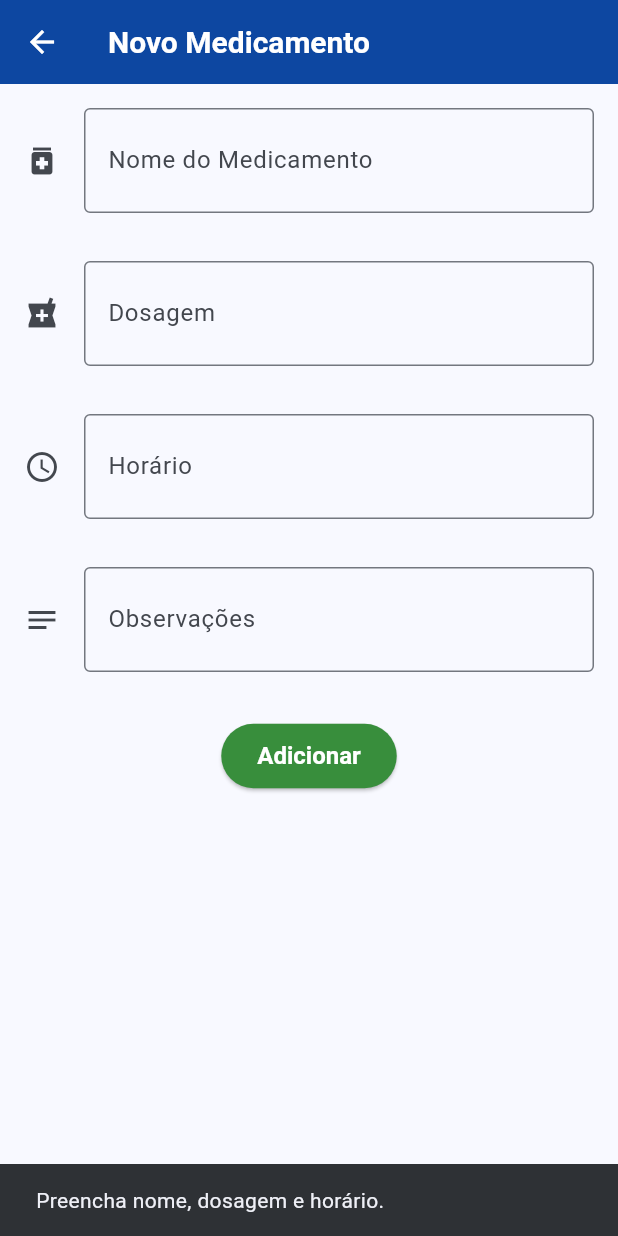
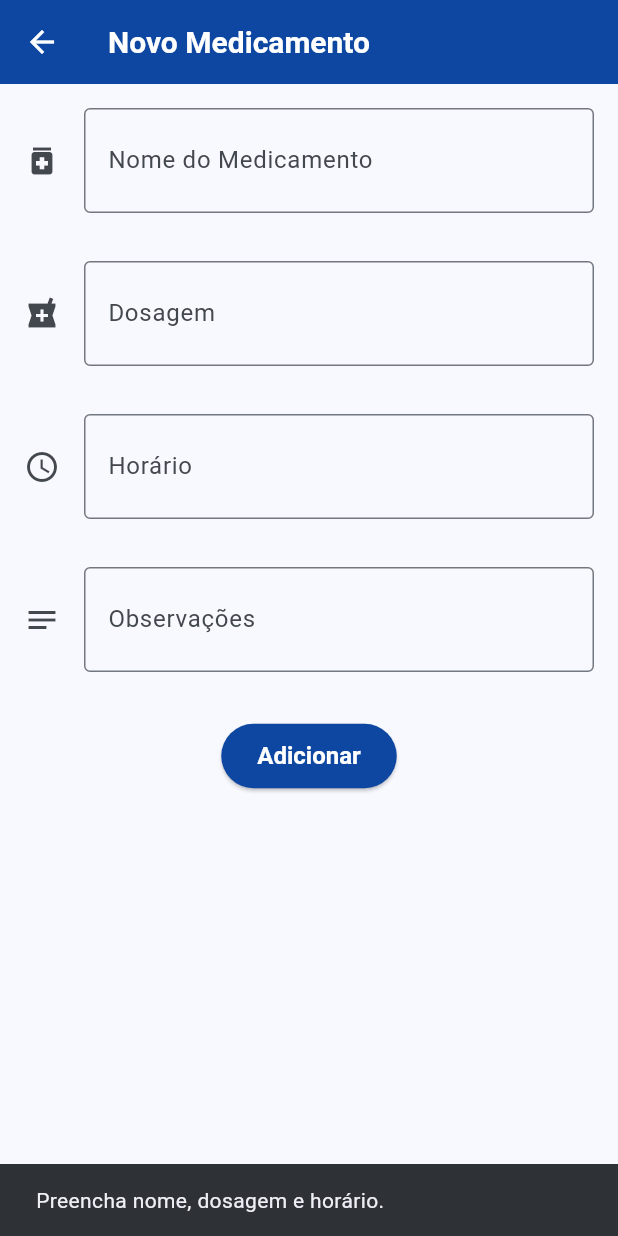
Before and after one commit to gpessoni/projeto-2-flutter-fatec, a Flutter app: the FormularioMedicamento screen opened directly, after a tap on "Adicionar", on a phone screen of 412 x 824 dp. Run offline on Flutter 3.47's test engine with Material 3 defaults, Android fonts, the phone set to English and light mode, and no system bars; our stand-ins replace sqflite; accounts and stored records are empty.

```diff
--- a/lib/main.dart
+++ b/lib/main.dart
@@ -48,7 +48,7 @@ class MedicineApp extends StatelessWidget {
         // Tema para botões elevados (substitui o antigo buttonTheme)
         elevatedButtonTheme: ElevatedButtonThemeData(
           style: ElevatedButton.styleFrom(
-            backgroundColor: Colors.green.shade700, // Cor de fundo do botão
+            backgroundColor: Colors.blue.shade900, // Cor de fundo do botão
             foregroundColor: Colors.white,          // Cor do texto/ícones no botão
             padding: const EdgeInsets.symmetric(horizontal: 24, vertical: 12),
             textStyle: const TextStyle(fontSize: 16, fontWeight: FontWeight.w600),
@@ -57,7 +57,7 @@ class MedicineApp extends StatelessWidget {
 
         // Tema para o FloatingActionButton (FAB)
         floatingActionButtonTheme: FloatingActionButtonThemeData(
-          backgroundColor: Colors.green.shade700, // Cor do botão flutuante
+          backgroundColor: Colors.blue.shade900, // Cor do botão flutuante
           foregroundColor: Colors.white,          // Cor do ícone
         ),
 
--- a/lib/screens/medicamento/formulario.dart
+++ b/lib/screens/medicamento/formulario.dart
@@ -4,7 +4,9 @@ import '../../models/medicamento.dart';
 import '../../data/app_settings.dart';
 
 class FormularioMedicamento extends StatefulWidget {
-  const FormularioMedicamento({super.key});
+  final Medicamento? medicamento;
+
+  const FormularioMedicamento({super.key, this.medicamento});
 
   @override
   State<StatefulWidget> createState() {
@@ -19,57 +21,70 @@ class FormularioMedicamentoState extends State<FormularioMedicamento> {
   final TextEditingController _controladorObservacoes =
       TextEditingController();
 
-  static const _tituloAppBar = 'Novo Medicamento';
-  static const _rotuloNome = 'Nome do Medicamento';
-  static const _dicaNome = 'Ex: Dipirona';
-  static const _rotuloDosagem = 'Dosagem';
-  static const _dicaDosagem = 'Ex: 500mg';
-  static const _rotuloHorario = 'Horário';
-  static const _dicaHorario = 'Ex: 08:00';
-  static const _rotuloObservacoes = 'Observações';
-  static const _dicaObservacoes = 'Anotações opcionais';
-  static const _textBotaoConfirmar = 'Adicionar';
+  bool get _editando => widget.medicamento != null;
+
+  @override
+  void initState() {
+    super.initState();
+    if (_editando) {
+      _controladorNome.text = widget.medicamento!.nome;
+      _controladorDosagem.text = widget.medicamento!.dosagem;
+      _controladorHorario.text = widget.medicamento!.horario;
+      _controladorObservacoes.text = widget.medicamento!.observacoes ?? '';
+    }
+  }
+
+  @override
+  void dispose() {
+    _controladorNome.dispose();
+    _controladorDosagem.dispose();
+    _controladorHorario.dispose();
+    _controladorObservacoes.dispose();
+    super.dispose();
+  }
 
   @override
   Widget build(BuildContext context) {
     return Scaffold(
-      appBar: AppBar(title: const Text(_tituloAppBar)),
+      appBar: AppBar(
+        title: Text(_editando ? 'Editar Medicamento' : 'Novo Medicamento'),
+      ),
       body: SingleChildScrollView(
         child: Column(
           children: <Widget>[
             Editor(
               controlador: _controladorNome,
-              rotulo: _rotuloNome,
-              dica: _dicaNome,
+              rotulo: 'Nome do Medicamento',
+              dica: 'Ex: Dipirona',
               icone: Icons.medication,
               tipoTeclado: TextInputType.text,
             ),
             Editor(
               controlador: _controladorDosagem,
-              rotulo: _rotuloDosagem,
-              dica: _dicaDosagem,
+              rotulo: 'Dosagem',
+              dica: 'Ex: 500mg',
               icone: Icons.local_pharmacy,
               tipoTeclado: TextInputType.text,
             ),
             Editor(
               controlador: _controladorHorario,
-              rotulo: _rotuloHorario,
-              dica: _dicaHorario,
+              rotulo: 'Horário',
+              dica: 'Ex: 08:00',
               icone: Icons.schedule,
               tipoTeclado: TextInputType.text,
             ),
             Editor(
               controlador: _controladorObservacoes,
-              rotulo: _rotuloObservacoes,
-              dica: _dicaObservacoes,
+              rotulo: 'Observações',
+              dica: 'Anotações opcionais',
               icone: Icons.notes,
               tipoTeclado: TextInputType.text,
             ),
             Padding(
               padding: const EdgeInsets.all(16.0),
               child: ElevatedButton(
-                onPressed: () => _criaMedicamento(context),
-                child: const Text(_textBotaoConfirmar),
+                onPressed: () => _confirmar(context),
+                child: Text(_editando ? 'Salvar' : 'Adicionar'),
               ),
             ),
           ],
@@ -78,29 +93,42 @@ class FormularioMedicamentoState extends State<FormularioMedicamento> {
     );
   }
 
-  void _criaMedicamento(BuildContext context) async {
+  void _confirmar(BuildContext context) async {
     final String nome = _controladorNome.text;
     final String dosagem = _controladorDosagem.text;
     final String horario = _controladorHorario.text;
     final String observacoes = _controladorObservacoes.text;
 
-    if (nome.isNotEmpty && dosagem.isNotEmpty && horario.isNotEmpty) {
-      final medicamento = Medicamento(
+    if (nome.isEmpty || dosagem.isEmpty || horario.isEmpty) {
+      ScaffoldMessenger.of(context).showSnackBar(
+        const SnackBar(content: Text('Preencha nome, dosagem e horário.')),
+      );
+      return;
+    }
+
+    try {
+      if (_editando) {
+        final atualizado = Medicamento(
+          nome,
+          dosagem,
+          horario,
+          id: widget.medicamento!.id,
+          tomado: widget.medicamento!.tomado,
+          observacoes: observacoes.isEmpty ? null : observacoes,
+        );
+        await AppSettings.repository.atualizar(atualizado);
+      } else {
+        final novo = Medicamento(
           nome,
           dosagem,
           horario,
           observacoes: observacoes.isEmpty ? null : observacoes,
         );
-
-      try {
-        await AppSettings.repository.salvar(medicamento);
+        await AppSettings.repository.salvar(novo);
+      }
 
       if (context.mounted) {
-          ScaffoldMessenger.of(context).showSnackBar(
-            const SnackBar(
-                content: Text('Medicamento adicionado com sucesso!')),
-          );
-          Navigator.pop(context);
+        Navigator.pop(context, true);
       }
     } catch (e) {
       if (context.mounted) {
@@ -109,11 +137,5 @@ class FormularioMedicamentoState extends State<FormularioMedicamento> {
         );
       }
     }
-    } else {
-      ScaffoldMessenger.of(context).showSnackBar(
-        const SnackBar(
-            content: Text('Preencha nome, dosagem e horário.')),
-      );
   }
 }
-}
```
Also changed, not shown: lib/models/medicamento.dart (+11 -11 lines), lib/screens/medicamento/lista.dart (+61 -4 lines), lib/services/api_service.dart (+15 -7 lines), pubspec.lock, 2 other files. Lines whose indentation alone changed are shown as unchanged.
